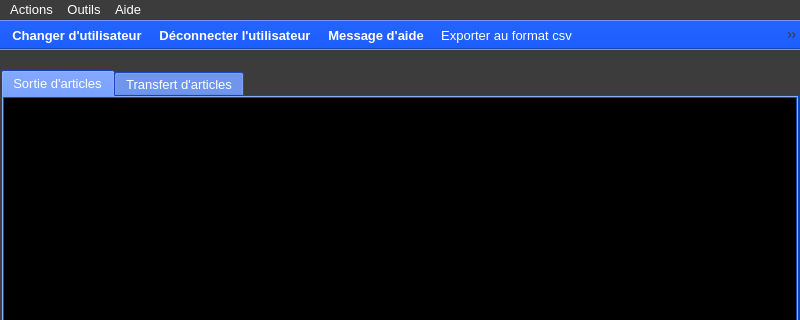
Old version of the form ui/yeroth-erp-transactions-window.ui in the repository xnoumbissinoundou/yeroth-erp-3.0; both pictures show x 0 to 800 and y 0 to 320 of the 800 by 600 pixel window.
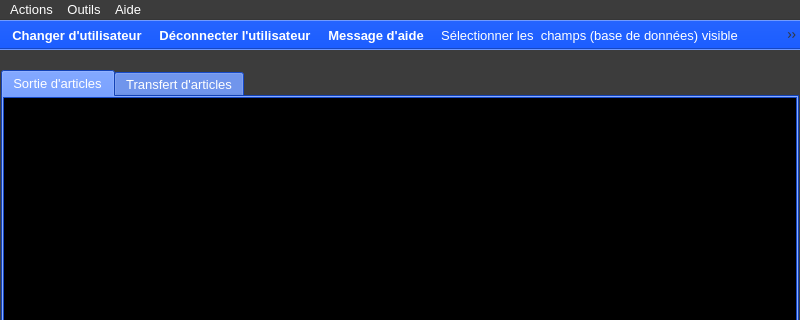
New version of the form. Icons and pictures are not drawn. Custom widgets are drawn as their Qt base class.

Diff of the .ui file:
```diff
--- a/ui/yeroth-erp-transactions-window.ui
+++ b/ui/yeroth-erp-transactions-window.ui
@@ -7575,6 +7575,8 @@
    <addaction name="actionChanger_utilisateur"/>
    <addaction name="actionDeconnecter_utilisateur"/>
    <addaction name="actionAppeler_aide"/>
+   <addaction name="actionChampsDBVisible"/>
+   <addaction name="actionReinitialiserChampsDBVisible"/>
    <addaction name="actionExporter_au_format_csv"/>
    <addaction name="actionAfficherPDF"/>
    <addaction name="actionMenu"/>
```
Left out of the diff: 10 changed lines with no effect on the pictures.
